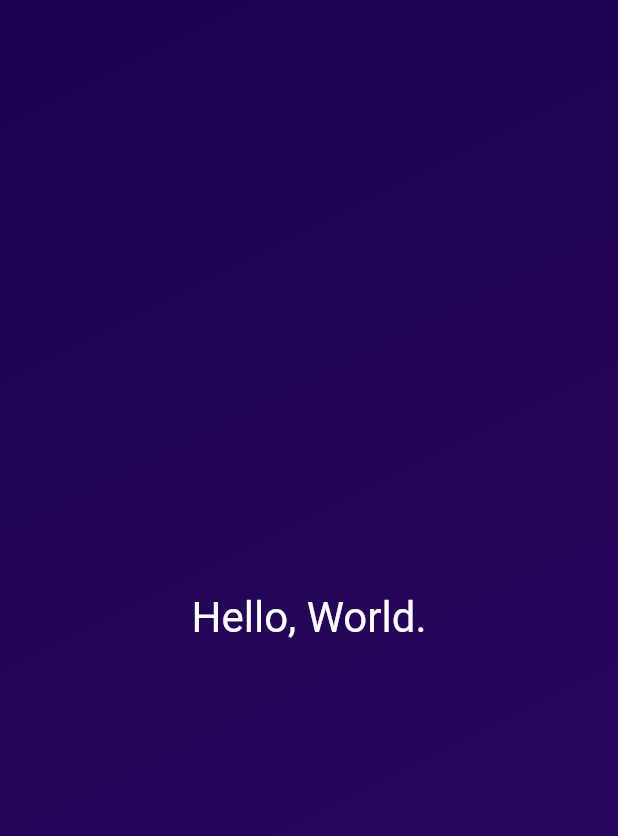
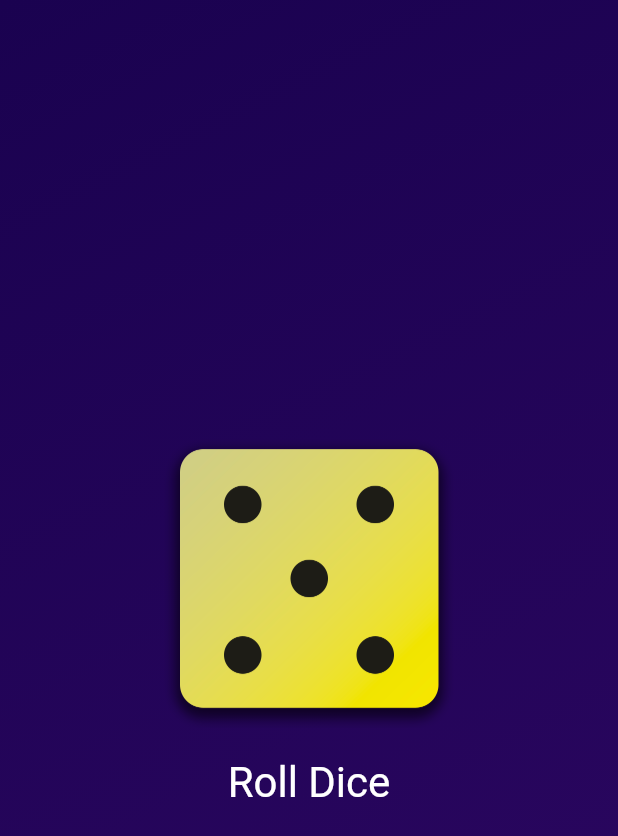
Before and after one commit to jonataslaet/udemy, a Flutter app: the screen it shows after launch, on a phone screen of 412 x 824 dp. Shown: the top 836 px of the screen. Run offline on Flutter 3.47's test engine with Material 2 defaults, Android fonts, the phone set to English and light mode, and no system bars.

Commit message:
Section 2: Flutter & Dart Basics I - Getting a Solid Foundation [ROLL DICE APP]
Displaying Images & Using Multiple Constructor Functions
Adding Buttons & Using Functions As Values
Styling Buttons & Working with Padding
Introducing Stateful Widgets
Generating Random Numbers

```diff
--- /dev/null
+++ b/ws-learn-flutter-dart-to-build-ios-android-apps/intro/lib/dice_roller.dart
@@ -0,0 +1,49 @@
+import 'dart:math';
+
+import 'package:flutter/material.dart';
+
+class DiceRoller extends StatefulWidget {
+  const DiceRoller({super.key});
+
+  @override
+  State<DiceRoller> createState() {
+    return _DiceRollerState();
+  }
+}
+final randomize = Random();
+class _DiceRollerState extends State<DiceRoller> {
+
+  var currentDiceRoll = randomize.nextInt(6) + 1;
+
+  void rollDice() {
+    setState(() {
+      currentDiceRoll = randomize.nextInt(6) + 1;
+    });
+  }
+
+  @override
+  Widget build(context) {
+    return Column(
+          mainAxisSize: MainAxisSize.min,
+          children: [
+            Image.asset(
+              'assets/images/dice-$currentDiceRoll.png',
+              width: 200,
+            ),
+            TextButton(
+              onPressed: rollDice,
+              style: TextButton.styleFrom(
+                padding: const EdgeInsets.only(
+                  top: 20,
+                ),
+                foregroundColor: Colors.white,
+                textStyle: const TextStyle(
+                  fontSize: 28,
+                ),
+              ),
+              child: const Text('Roll Dice'),
+            ),
+          ],
+        );
+  }
+}
--- a/ws-learn-flutter-dart-to-build-ios-android-apps/intro/lib/gradient_container.dart
+++ b/ws-learn-flutter-dart-to-build-ios-android-apps/intro/lib/gradient_container.dart
@@ -1,10 +1,17 @@
 import 'package:flutter/material.dart';
-import 'package:intro/styled_text.dart';
+import 'package:intro/dice_roller.dart';
 
 class GradiantContainer extends StatelessWidget {
   const GradiantContainer(this.color1, this.color2, {super.key});
+
+  const GradiantContainer.purple({super.key})
+      : color1 = Colors.deepPurple,
+        color2 = Colors.indigo;
+
   final Color color1;
   final Color color2;
+
+
 
   @override
   Widget build(context) {
@@ -19,8 +26,8 @@ class GradiantContainer extends StatelessWidget {
           end: Alignment.bottomRight,
         ),
       ),
-          child: const Center(
-            child: StyledText('Hello, World.'),
+      child: Center(
+        child: DiceRoller(),
       ),
     );
   }
```
Also changed, not shown: ws-learn-flutter-dart-to-build-ios-android-apps/intro/pubspec.yaml (+7 -3 lines), ws-learn-flutter-dart-to-build-ios-android-apps/intro/assets/images/dice-1.png (added), ws-learn-flutter-dart-to-build-ios-android-apps/intro/assets/images/dice-2.png (added), ws-learn-flutter-dart-to-build-ios-android-apps/intro/assets/images/dice-3.png (added), ws-learn-flutter-dart-to-build-ios-android-apps/intro/assets/images/dice-4.png (added), ws-learn-flutter-dart-to-build-ios-android-apps/intro/assets/images/dice-5.png (added), ws-learn-flutter-dart-to-build-ios-android-apps/intro/assets/images/dice-6.png (added). Lines whose indentation alone changed are shown as unchanged.
